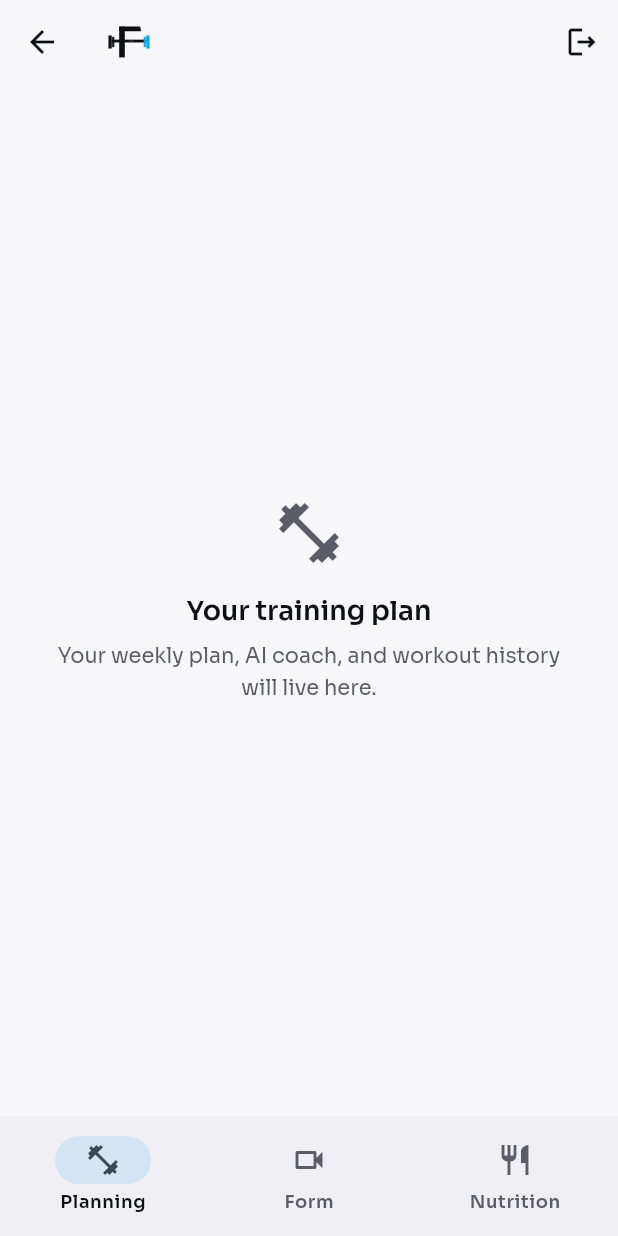
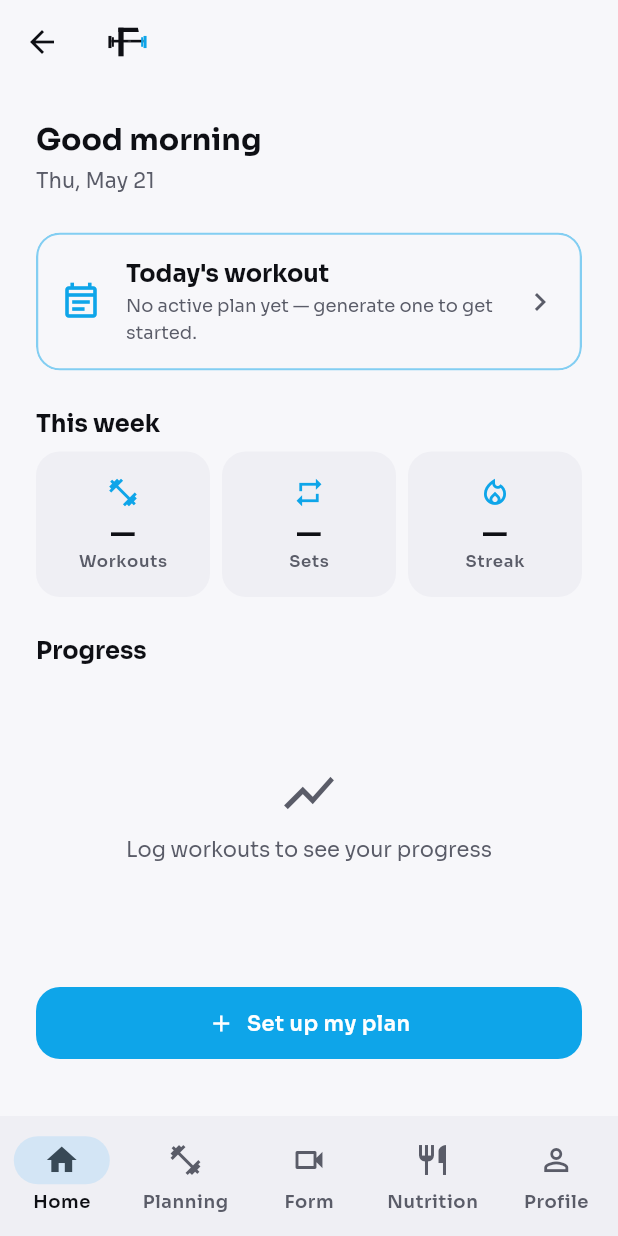
Before and after one commit to Ibrahim-Shahin1/fitnova, a Flutter app: the AppShell screen opened directly, on a phone screen of 412 x 824 dp. Run offline on Flutter 3.47's test engine with Material 3 defaults, Android fonts, the phone set to English and light mode, and no system bars; our stand-ins replace camera, flutter_svg, image_picker, shared_preferences, supabase_flutter, video_player; accounts and stored records are empty; project files that could hold a hidden picture were left out.

Commit message:
feat(shell): add Home dashboard + Profile tabs (5-tab nav); real profile data + theme/units/sign-out settings

```diff
--- a/lib/screens/fitness_planning/planning_tab.dart
+++ b/lib/screens/fitness_planning/planning_tab.dart
@@ -1,31 +1,16 @@
 import 'package:flutter/material.dart';
-import 'package:provider/provider.dart';
 
-import '../../providers/auth_provider.dart';
-import '../../widgets/brand/brand_logo.dart';
 import '../../widgets/ui/app_empty_state.dart';
 
-/// Fitness Planning home — the primary feature and default tab.
-///
-/// Placeholder for now: the real dashboard (active plan, AI coach, workout
-/// history) is built in later units. Sign-out lives here until there's a
-/// dedicated settings screen.
+/// Fitness Planning — the primary feature. Placeholder for now; the real
+/// dashboard (active plan, AI coach, workout history) is built in later units.
 class PlanningTab extends StatelessWidget {
   const PlanningTab({super.key});
 
   @override
   Widget build(BuildContext context) {
     return Scaffold(
-      appBar: AppBar(
-        title: const FitNovaMark(size: 28),
-        actions: [
-          IconButton(
-            tooltip: 'Sign out',
-            icon: const Icon(Icons.logout_outlined),
-            onPressed: () => context.read<AuthProvider>().signOut(),
-          ),
-        ],
-      ),
+      appBar: AppBar(title: const Text('Fitness Planning')),
       body: const AppEmptyState(
         icon: Icons.fitness_center_outlined,
         title: 'Your training plan',
--- /dev/null
+++ b/lib/screens/home/home_tab.dart
@@ -0,0 +1,178 @@
+import 'package:flutter/material.dart';
+import 'package:provider/provider.dart';
+
+import '../../providers/profile_provider.dart';
+import '../../theme/app_spacing.dart';
+import '../../widgets/brand/brand_logo.dart';
+import '../../widgets/ui/app_button.dart';
+import '../../widgets/ui/app_card.dart';
+
+/// Home — the at-a-glance dashboard and default tab.
+///
+/// Progress widgets show empty states until the plan + set-logging features
+/// feed them real data; the greeting + date are live now.
+class HomeTab extends StatelessWidget {
+  const HomeTab({super.key, required this.onOpenPlanning});
+
+  /// Switch the shell to the Planning tab (e.g. from the "set up plan" CTA).
+  final VoidCallback onOpenPlanning;
+
+  @override
+  Widget build(BuildContext context) {
+    final theme = Theme.of(context);
+    final cs = theme.colorScheme;
+    final name = context.watch<ProfileProvider>().profile?.displayName;
+    final first = (name == null || name.trim().isEmpty)
+        ? null
+        : name.trim().split(RegExp(r'\s+')).first;
+
+    return Scaffold(
+      appBar: AppBar(title: const FitNovaMark(size: 26)),
+      body: ListView(
+        padding: const EdgeInsets.all(AppSpacing.lg),
+        children: [
+          Text(
+            first != null ? '${_greeting()}, $first' : _greeting(),
+            style: theme.textTheme.headlineSmall
+                ?.copyWith(fontWeight: FontWeight.w700),
+          ),
+          const SizedBox(height: AppSpacing.xs),
+          Text(_today(),
+              style: theme.textTheme.bodyMedium
+                  ?.copyWith(color: cs.onSurfaceVariant)),
+          const SizedBox(height: AppSpacing.lg),
+
+          // Today's workout (empty until a plan exists)
+          AppCard(
+            accentColor: cs.primary,
+            onTap: onOpenPlanning,
+            child: Row(
+              children: [
+                Icon(Icons.event_note_outlined, color: cs.primary, size: 28),
+                const SizedBox(width: AppSpacing.md),
+                Expanded(
+                  child: Column(
+                    crossAxisAlignment: CrossAxisAlignment.start,
+                    children: [
+                      Text("Today's workout",
+                          style: theme.textTheme.titleMedium
+                              ?.copyWith(fontWeight: FontWeight.w700)),
+                      const SizedBox(height: 2),
+                      Text('No active plan yet — generate one to get started.',
+                          style: theme.textTheme.bodySmall
+                              ?.copyWith(color: cs.onSurfaceVariant)),
+                    ],
+                  ),
+                ),
+                Icon(Icons.chevron_right, color: cs.onSurfaceVariant),
+              ],
+            ),
+          ),
+          const SizedBox(height: AppSpacing.lg),
+
+          _sectionTitle(theme, 'This week'),
+          const SizedBox(height: AppSpacing.sm),
+          const Row(
+            children: [
+              Expanded(
+                  child: _StatCard(
+                      label: 'Workouts', value: '—', icon: Icons.fitness_center)),
+              SizedBox(width: AppSpacing.sm),
+              Expanded(
+                  child: _StatCard(
+                      label: 'Sets', value: '—', icon: Icons.repeat)),
+              SizedBox(width: AppSpacing.sm),
+              Expanded(
+                  child: _StatCard(
+                      label: 'Streak',
+                      value: '—',
+                      icon: Icons.local_fire_department_outlined)),
+            ],
+          ),
+          const SizedBox(height: AppSpacing.lg),
+
+          _sectionTitle(theme, 'Progress'),
+          const SizedBox(height: AppSpacing.sm),
+          AppCard(
+            child: SizedBox(
+              height: 150,
+              child: Center(
+                child: Column(
+                  mainAxisSize: MainAxisSize.min,
+                  children: [
+                    Icon(Icons.show_chart, size: 40, color: cs.onSurfaceVariant),
+                    const SizedBox(height: AppSpacing.sm),
+                    Text('Log workouts to see your progress',
+                        style: theme.textTheme.bodyMedium
+                            ?.copyWith(color: cs.onSurfaceVariant)),
+                  ],
+                ),
+              ),
+            ),
+          ),
+          const SizedBox(height: AppSpacing.lg),
+
+          AppButton(
+            label: 'Set up my plan',
+            icon: Icons.add,
+            expand: true,
+            onPressed: onOpenPlanning,
+          ),
+        ],
+      ),
+    );
+  }
+
+  Widget _sectionTitle(ThemeData theme, String text) => Text(
+        text,
+        style: theme.textTheme.titleMedium?.copyWith(fontWeight: FontWeight.w700),
+      );
+
+  String _greeting() {
+    final h = DateTime.now().hour;
+    if (h < 12) return 'Good morning';
+    if (h < 17) return 'Good afternoon';
+    return 'Good evening';
+  }
+
+  String _today() {
+    final now = DateTime.now();
+    const days = ['Mon', 'Tue', 'Wed', 'Thu', 'Fri', 'Sat', 'Sun'];
+    const months = [
+      'Jan', 'Feb', 'Mar', 'Apr', 'May', 'Jun',
+      'Jul', 'Aug', 'Sep', 'Oct', 'Nov', 'Dec'
+    ];
+    return '${days[now.weekday - 1]}, ${months[now.month - 1]} ${now.day}';
+  }
+}
+
+class _StatCard extends StatelessWidget {
+  const _StatCard({required this.label, required this.value, required this.icon});
+
+  final String label;
+  final String value;
+  final IconData icon;
+
+  @override
+  Widget build(BuildContext context) {
+    final theme = Theme.of(context);
+    final cs = theme.colorScheme;
+    return AppCard(
+      elevated: true,
+      padding: const EdgeInsets.symmetric(
+          vertical: AppSpacing.md, horizontal: AppSpacing.sm),
+      child: Column(
+        children: [
+          Icon(icon, color: cs.primary, size: 22),
+          const SizedBox(height: AppSpacing.xs),
+          Text(value,
+              style: theme.textTheme.titleLarge
+                  ?.copyWith(fontWeight: FontWeight.w800)),
+          Text(label,
+              style: theme.textTheme.labelSmall
+                  ?.copyWith(color: cs.onSurfaceVariant)),
+        ],
+      ),
+    );
+  }
+}
--- a/lib/screens/shell/app_shell.dart
+++ b/lib/screens/shell/app_shell.dart
@@ -2,10 +2,12 @@ import 'package:flutter/material.dart';
 
 import '../fitness_planning/planning_tab.dart';
 import '../form_correction/form_correction_tab.dart';
+import '../home/home_tab.dart';
 import '../nutrition/nutrition_tab.dart';
+import '../profile/profile_tab.dart';
 
-/// The signed-in home: a 3-tab bottom-nav shell. Tabs are kept alive (and keep
-/// their scroll/state) via IndexedStack. Fitness Planning is the default tab.
+/// The signed-in home: a 5-tab bottom-nav shell. Tabs keep their state via
+/// IndexedStack. Home (the dashboard) is the default landing tab.
 class AppShell extends StatefulWidget {
   const AppShell({super.key});
 
@@ -16,20 +18,31 @@ class AppShell extends StatefulWidget {
 class _AppShellState extends State<AppShell> {
   int _index = 0;
 
-  static const List<Widget> _tabs = [
-    PlanningTab(),
-    FormCorrectionTab(),
-    NutritionTab(),
-  ];
+  void _goTo(int i) => setState(() => _index = i);
 
   @override
   Widget build(BuildContext context) {
+    // Built per-frame (not const) so Home can hold a tab-switch callback.
+    // IndexedStack preserves each tab's State by position across rebuilds.
+    final tabs = <Widget>[
+      HomeTab(onOpenPlanning: () => _goTo(1)),
+      const PlanningTab(),
+      const FormCorrectionTab(),
+      const NutritionTab(),
+      const ProfileTab(),
+    ];
+
     return Scaffold(
-      body: IndexedStack(index: _index, children: _tabs),
+      body: IndexedStack(index: _index, children: tabs),
       bottomNavigationBar: NavigationBar(
         selectedIndex: _index,
-        onDestinationSelected: (i) => setState(() => _index = i),
+        onDestinationSelected: _goTo,
         destinations: const [
+          NavigationDestination(
+            icon: Icon(Icons.home_outlined),
+            selectedIcon: Icon(Icons.home),
+            label: 'Home',
+          ),
           NavigationDestination(
             icon: Icon(Icons.fitness_center_outlined),
             selectedIcon: Icon(Icons.fitness_center),
@@ -45,6 +58,11 @@ class _AppShellState extends State<AppShell> {
             selectedIcon: Icon(Icons.restaurant),
             label: 'Nutrition',
           ),
+          NavigationDestination(
+            icon: Icon(Icons.person_outline),
+            selectedIcon: Icon(Icons.person),
+            label: 'Profile',
+          ),
         ],
       ),
     );
```
Also changed, not shown: lib/screens/profile/profile_tab.dart (added, +340 -0 lines).
